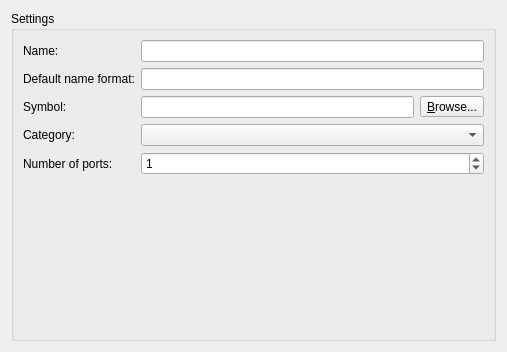
Before: the Qt Designer form gns3/modules/builtin/ui/ethernet_hub_configuration_page.ui in GNS3/gns3-gui, drawn with Qt 5.
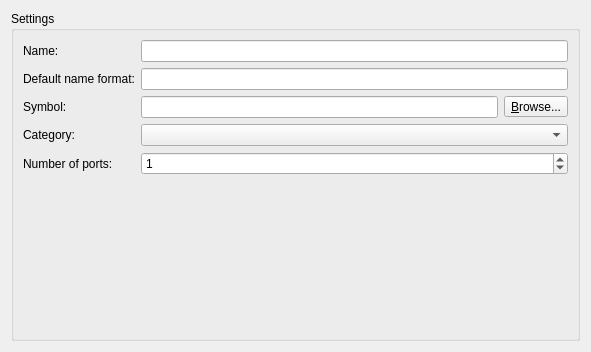
After: the same form once the commit is applied.

```diff
--- a/gns3/modules/builtin/ui/ethernet_hub_configuration_page.ui
+++ b/gns3/modules/builtin/ui/ethernet_hub_configuration_page.ui
@@ -6,7 +6,7 @@
    <rect>
     <x>0</x>
     <y>0</y>
-    <width>507</width>
+    <width>591</width>
     <height>352</height>
    </rect>
   </property>
```
Left out of the diff: 2 changed lines with no effect on the pictures.
